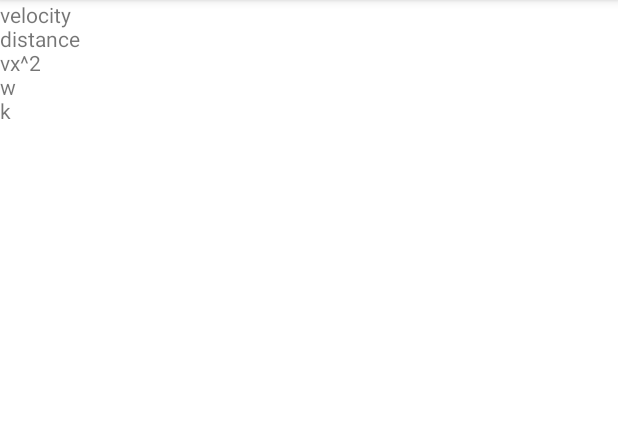
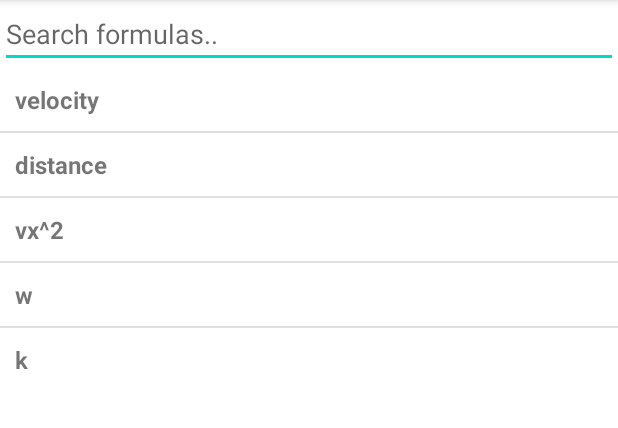
Before and after one commit to arnavnarain/PhysicsCalculator, an Android app: the screen it shows after launch (MainActivity), on a phone screen of 412 x 824 dp, the part 84-512 px from its top. Run offline under Robolectric (Android 15) with nearby library versions, the phone set to English and light mode, and no system bars.

Commit message:
Search and Listview functioning.

```diff
--- a/app/src/main/java/com/discretesurvivors/physicscalculator/MainActivity.java
+++ b/app/src/main/java/com/discretesurvivors/physicscalculator/MainActivity.java
@@ -3,10 +3,17 @@ package com.discretesurvivors.physicscalculator;
 import androidx.appcompat.app.AppCompatActivity;
 
 import android.os.Bundle;
+import android.text.Editable;
+import android.text.TextWatcher;
+import android.widget.ArrayAdapter;
+import android.widget.Button;
+import android.widget.EditText;
 import android.widget.LinearLayout;
+import android.widget.ListView;
 import android.widget.TextView;
 
 import java.util.ArrayList;
+import java.util.HashMap;
 
 
 public class MainActivity extends AppCompatActivity {
@@ -19,28 +26,36 @@ public class MainActivity extends AppCompatActivity {
     k = 1/2 Iw^2
 
      */
+    private ListView formulasDisplay;
+    ArrayAdapter<String> formulasAdapter;
+    EditText inputSearch;
+    ArrayList<HashMap<String, String>> formulasList;
 
-    ArrayList<String> formulas = new ArrayList<String>();
 
     protected void onCreate(Bundle savedInstanceState) {
         super.onCreate(savedInstanceState);
         setContentView(R.layout.activity_main);
 
-        formulas.add("velocity");
-        formulas.add("distance");
-        formulas.add("vx^2");
-        formulas.add("w");
-        formulas.add("k");
+        String formulas[] = {"velocity", "distance", "vx^2",
+                "w", "k"};
+        formulasDisplay = (ListView) findViewById(R.id.editlist_view);
+        inputSearch = (EditText) findViewById(R.id.itemSearch);
+        formulasAdapter = new ArrayAdapter<String>
+                (this, R.layout.searchview, R.id.product_name, formulas);
+        formulasDisplay.setAdapter(formulasAdapter);
+        inputSearch.addTextChangedListener(new TextWatcher() {
+            public void onTextChanged(CharSequence cs, int arg1, int arg2, int arg3) {
+                MainActivity.this.formulasAdapter.getFilter().filter(cs);
+            }
 
-        LinearLayout LinearLayoutView = new LinearLayout(this);
-        TextView tv = (TextView) findViewById(R.id.textView_main);
+            public void beforeTextChanged(CharSequence arg0, int arg1, int arg2,
+                                          int arg3) {
+            }
 
-        StringBuilder formulasBuilder = new StringBuilder();
+            public void afterTextChanged(Editable arg0) {
 
-        for(int i =0; i < formulas.size(); i++) {
-            formulasBuilder.append(formulas.get(i) + "\n");
-        }
-        tv.setText(formulasBuilder.toString());
+            }
+        });
 
     }
 }
--- a/app/src/main/res/layout/activity_main.xml
+++ b/app/src/main/res/layout/activity_main.xml
@@ -1,16 +1,21 @@
 <?xml version="1.0" encoding="utf-8"?>
-<androidx.constraintlayout.widget.ConstraintLayout xmlns:android="http://schemas.android.com/apk/res/android"
-    xmlns:app="http://schemas.android.com/apk/res-auto"
-    xmlns:tools="http://schemas.android.com/tools"
-    android:layout_width="match_parent"
-    android:layout_height="match_parent"
-    tools:context=".MainActivity">
+<LinearLayout xmlns:android="http://schemas.android.com/apk/res/android"
+    android:layout_width="fill_parent"
+    android:layout_height="fill_parent"
+    android:orientation="vertical" >
 
-    <TextView
-        android:id="@+id/textView_main"
-        android:layout_width="wrap_content"
-        android:layout_height="wrap_content"
-        android:text="TextView"
-        tools:layout_editor_absoluteX="107dp"
-        tools:layout_editor_absoluteY="364dp" />
-</androidx.constraintlayout.widget.ConstraintLayout>
+    <!-- Edittext that allows the user to search -->
+<EditText android:id = "@+id/itemSearch"
+        android:layout_width = "fill_parent"
+        android:layout_height = "wrap_content"
+        android:hint = "Search formulas.."
+        android:inputType = "textVisiblePassword"/>
+
+    <!-- ListView : displays list view -->
+    <ListView
+        android:id="@+id/editlist_view"
+        android:layout_width="fill_parent"
+        android:layout_height = "wrap_content" />
+
+
+</LinearLayout>
--- /dev/null
+++ b/app/src/main/res/layout/searchview.xml
@@ -0,0 +1,13 @@
+<?xml version="1.0" encoding="utf-8"?>
+<LinearLayout xmlns:android="http://schemas.android.com/apk/res/android"
+    android:layout_width="match_parent"
+    android:layout_height="match_parent">
+
+    <TextView android:id = "@+id/product_name"
+        android:layout_width = "fill_parent"
+        android:layout_height = "wrap_content"
+        android:padding = "10dip"
+        android:textSize = "16dip"
+        android:textStyle = "bold"/>
+
+</LinearLayout>
```
